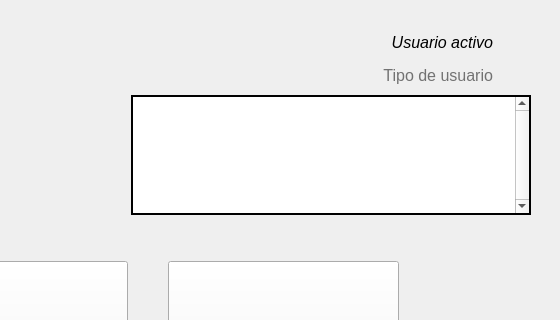
Qt form designer/Ui_Home.ui (ivanperez-7/printpos) before a commit; both pictures show x 806 to 1366 and y 0 to 320 of the 1366 by 842 pixel window.
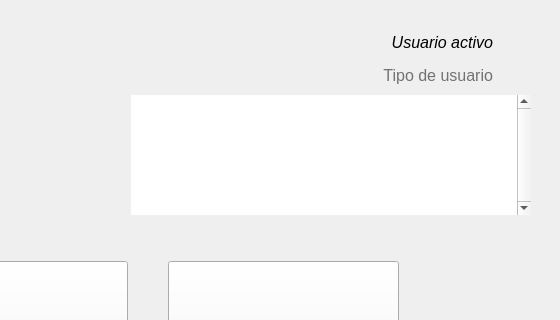
The same form after that commit. Icons and pictures are not drawn. Custom widgets are drawn as their Qt base class.

Diff of the .ui file:
```diff
--- a/designer/Ui_Home.ui
+++ b/designer/Ui_Home.ui
@@ -238,13 +238,6 @@
                 <pointsize>10</pointsize>
                </font>
               </property>
-              <property name="styleSheet">
-               <string notr="true">QListWidget {
-	alternate-background-color: rgb(240, 240, 240);
-}
-QListWidget::item { margin: 5px; }
-QFrame {border: 2px solid;}</string>
-              </property>
               <property name="frameShape">
                <enum>QFrame::WinPanel</enum>
               </property>
```
